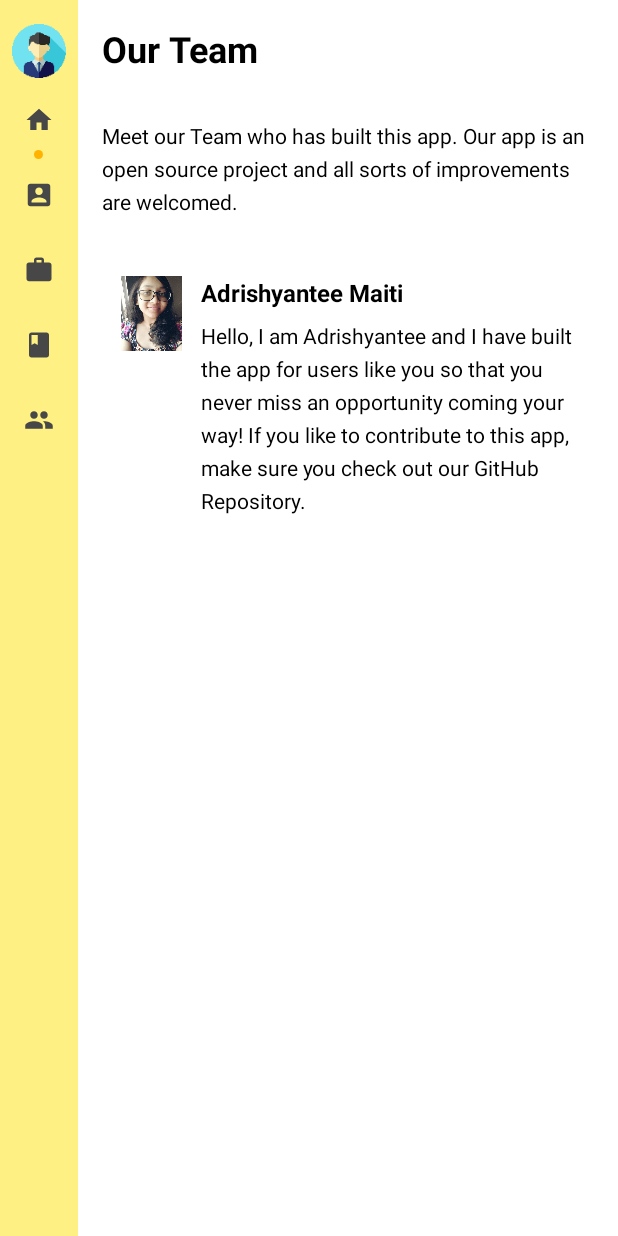
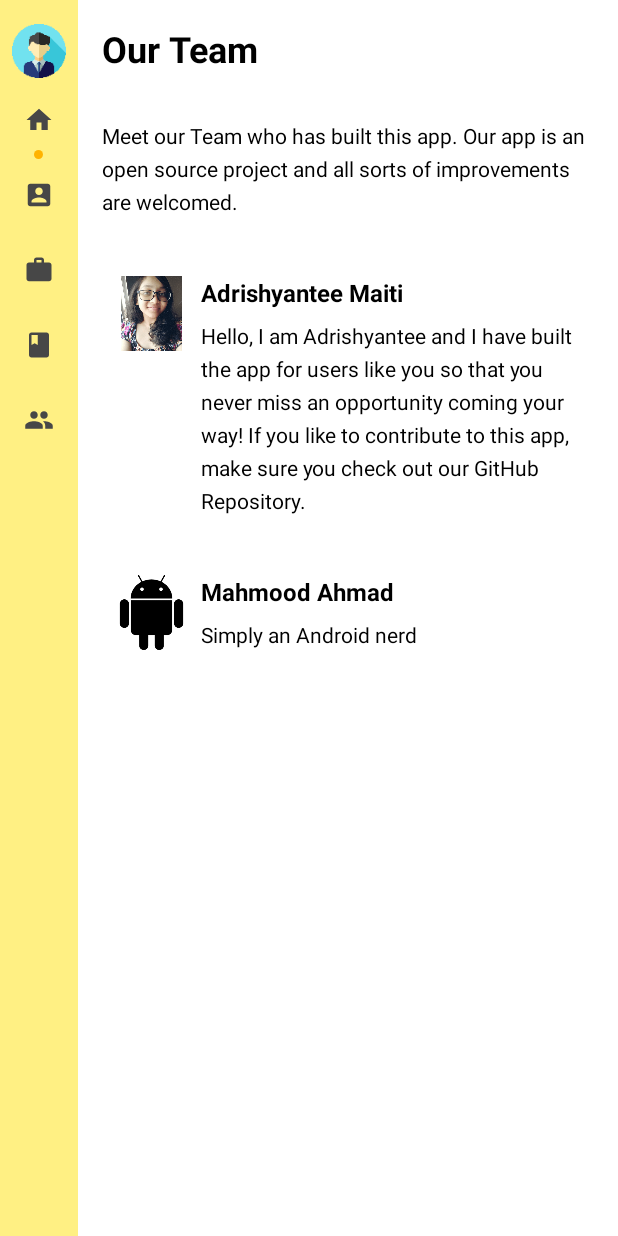
Before and after one commit to DSCKGEC/Resumie, an Android app: the fragment TeamFragment placed in its activity, on a phone screen of 412 x 824 dp. Run offline under Robolectric (Android 15) with nearby library versions, the phone set to English and light mode, and no system bars.

Commit message:
Added my name to team fragment

```diff
--- a/app/src/main/java/com/example/resumie/team/TeamFragment.java
+++ b/app/src/main/java/com/example/resumie/team/TeamFragment.java
@@ -51,6 +51,7 @@ public class TeamFragment extends Fragment {
         recyclerView = view.findViewById(R.id.recyclerview_team);
         items=new ArrayList<>();
         items.add(new TeamItem(getString(R.string.Adrishyantee),getString(R.string.Adridescription),R.drawable.adri));
+        items.add(new TeamItem("Mahmood Ahmad","Simply an Android nerd",R.drawable.download));
         teamAdapter=new TeamAdapter(items);
         recyclerView.setLayoutManager(new LinearLayoutManager((getContext())));
         recyclerView.setAdapter(teamAdapter);
```
Also changed, not shown: app/src/main/res/drawable/download.png (added).
